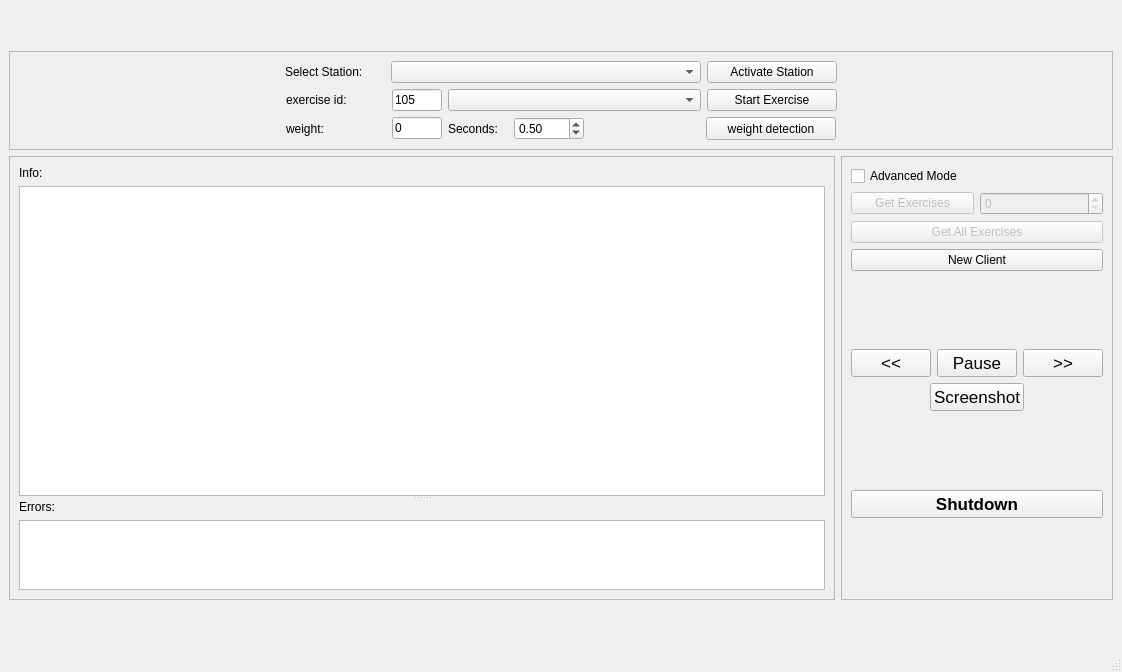
Qt form src/station_manager/layouts/station_selection_ui.ui (tedseb/RWTH-UKA-Pose-estimation) before a commit.
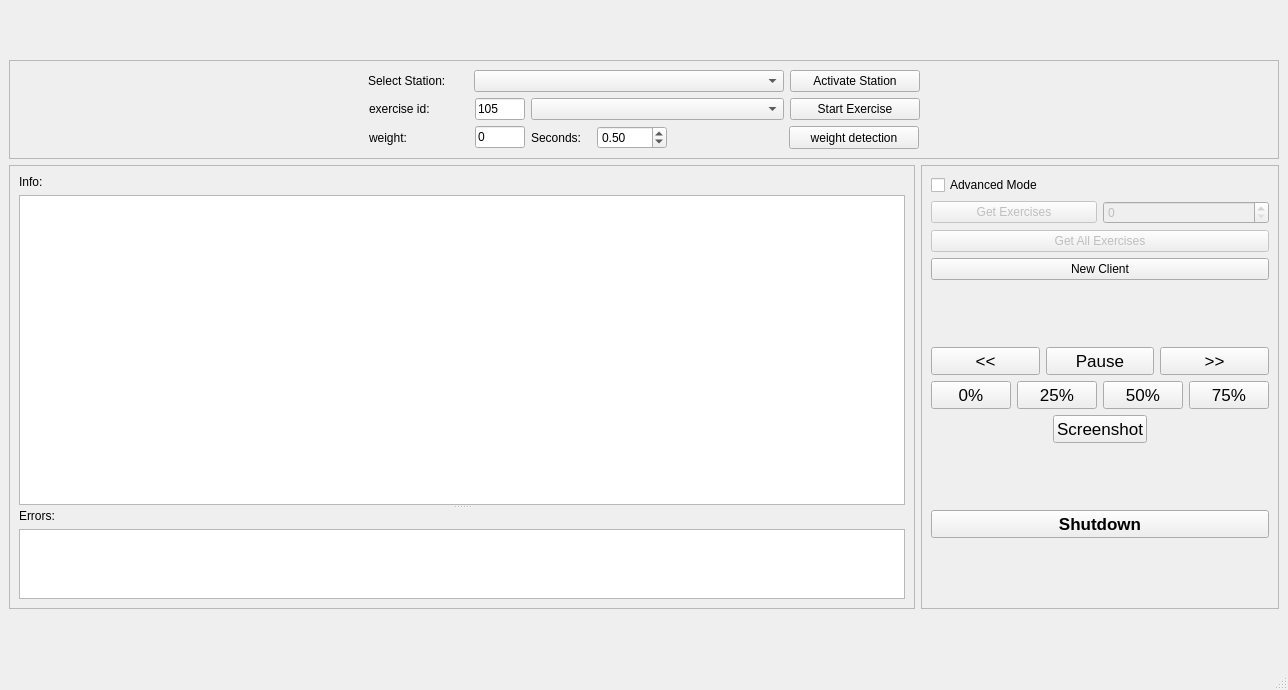
The same form after that commit.

Commit message: feat: step buttons for video control

What changed in the file:
```diff
--- a/src/station_manager/layouts/station_selection_ui.ui
+++ b/src/station_manager/layouts/station_selection_ui.ui
@@ -6,8 +6,8 @@
    <rect>
     <x>0</x>
     <y>0</y>
-    <width>1122</width>
-    <height>672</height>
+    <width>1288</width>
+    <height>690</height>
    </rect>
   </property>
   <property name="windowTitle">
@@ -682,6 +682,86 @@
                </item>
               </layout>
              </item>
+             <item>
+              <layout class="QHBoxLayout" name="horizontalLayout_7">
+               <item>
+                <widget class="QPushButton" name="set_0_button">
+                 <property name="enabled">
+                  <bool>true</bool>
+                 </property>
+                 <property name="font">
+                  <font>
+                   <pointsize>13</pointsize>
+                   <weight>50</weight>
+                   <italic>false</italic>
+                   <bold>false</bold>
+                   <underline>false</underline>
+                  </font>
+                 </property>
+                 <property name="text">
+                  <string>0%</string>
+                 </property>
+                </widget>
+               </item>
+               <item>
+                <widget class="QPushButton" name="set_25_button">
+                 <property name="enabled">
+                  <bool>true</bool>
+                 </property>
+                 <property name="font">
+                  <font>
+                   <pointsize>13</pointsize>
+                   <weight>50</weight>
+                   <italic>false</italic>
+                   <bold>false</bold>
+                   <underline>false</underline>
+                  </font>
+                 </property>
+                 <property name="text">
+                  <string>25%</string>
+                 </property>
+                </widget>
+               </item>
+               <item>
+                <widget class="QPushButton" name="set_50_button">
+                 <property name="enabled">
+                  <bool>true</bool>
+                 </property>
+                 <property name="font">
+                  <font>
+                   <pointsize>13</pointsize>
+                   <weight>50</weight>
+                   <italic>false</italic>
+                   <bold>false</bold>
+                   <underline>false</underline>
+                  </font>
+                 </property>
+                 <property name="text">
+                  <string>50%</string>
+                 </property>
+                </widget>
+               </item>
+               <item>
+                <widget class="QPushButton" name="set_75_button">
+                 <property name="enabled">
+                  <bool>true</bool>
+                 </property>
+                 <property name="font">
+                  <font>
+                   <pointsize>13</pointsize>
+                   <weight>50</weight>
+                   <italic>false</italic>
+                   <bold>false</bold>
+                   <underline>false</underline>
+                  </font>
+                 </property>
+                 <property name="text">
+                  <string>75%</string>
+                 </property>
+                </widget>
+               </item>
+              </layout>
+             </item>
              <item>
               <layout class="QHBoxLayout" name="horizontalLayout_5">
                <item>
```
Left out of the diff: 98 changed lines with no effect on the pictures. The commit also changes 4 other files.
